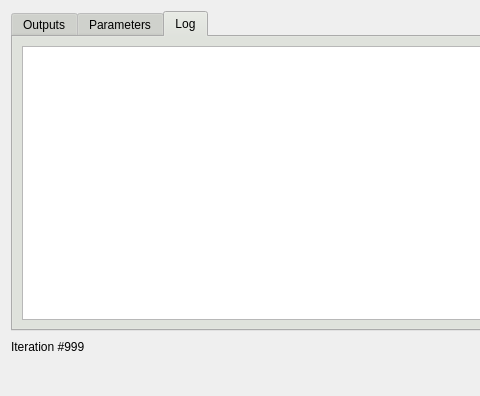
This is ui/ui_files/results_page.ui in gnegrelli/identPy_GUI as Qt 5 draws it before an edit; both pictures show x 0 to 480 and y 0 to 396 of the 827 by 396 pixel window. The edited form follows.
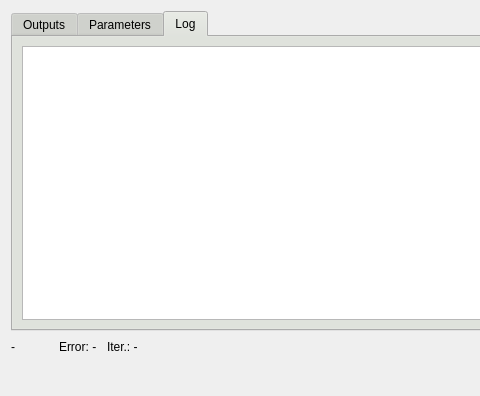
This is the edited form. The open tabs and pages were chosen to show the change.

Diff of the .ui file:
```diff
--- a/ui/ui_files/results_page.ui
+++ b/ui/ui_files/results_page.ui
@@ -123,7 +123,7 @@
      <item>
       <widget class="QLabel" name="iter">
        <property name="text">
-        <string>Iteration #999</string>
+        <string>-	Error: -	Iter.: -</string>
        </property>
       </widget>
      </item>
```
Left out of the diff: 8 changed lines with no effect on the pictures.
